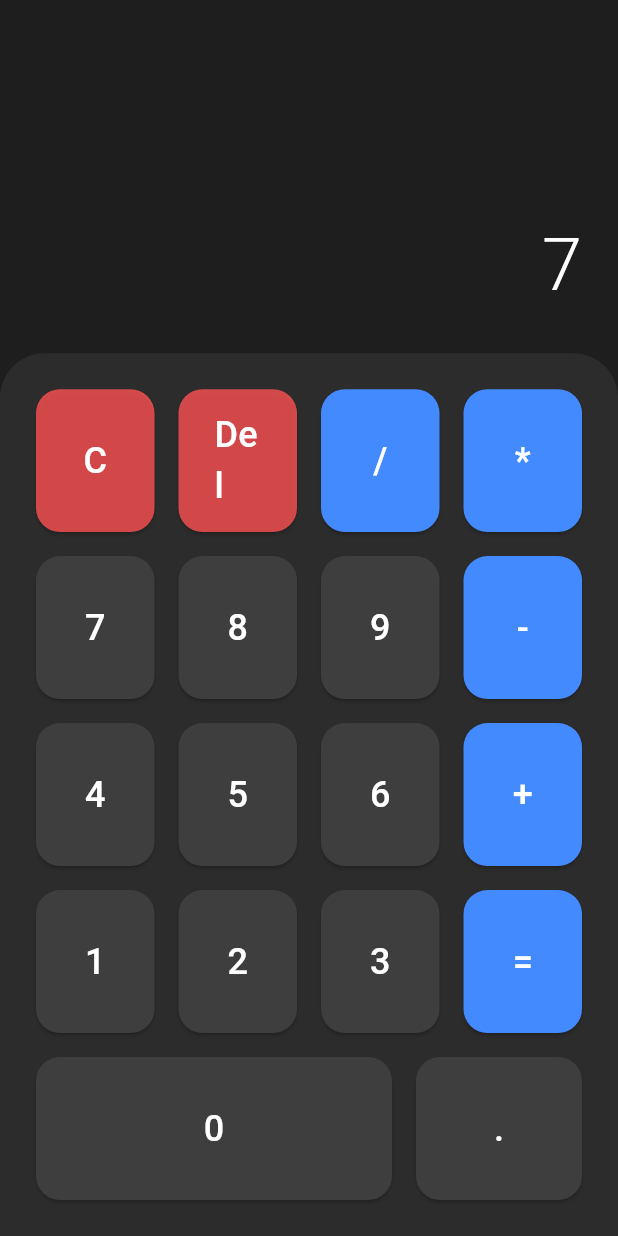
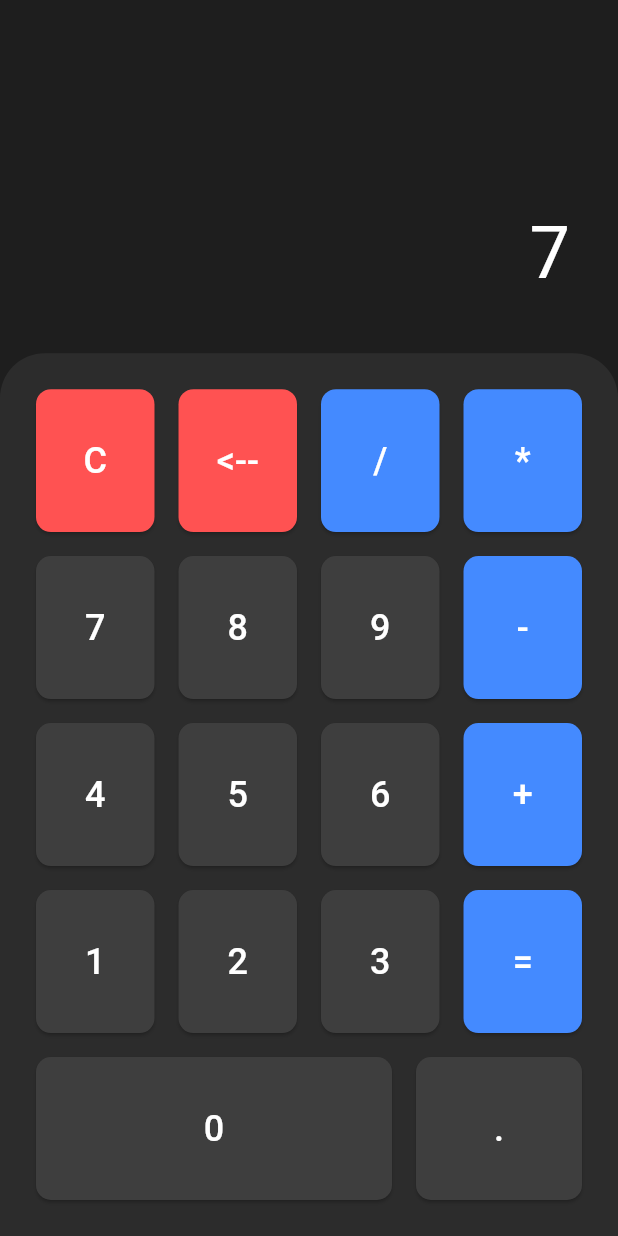
Before and after one commit to oEnzoRibas/mobile-development-course, a Flutter app: the screen it shows after launch, after a tap on an icon or button, on a phone screen of 412 x 824 dp. Run offline on Flutter 3.47's test engine with Material 3 defaults, Android fonts, the light colour scheme and no system bars.

Commit message:
change error display and documentation

```diff
--- a/Assingments/TP1_Calculator/dex_calculator/lib/features/ui/pages/calculator_page.dart
+++ b/Assingments/TP1_Calculator/dex_calculator/lib/features/ui/pages/calculator_page.dart
@@ -11,9 +11,10 @@ class CalculatorPage extends StatefulWidget {
 }
 
 class _CalculatorPageState extends State<CalculatorPage> {
-  // Injeção manual simples. Em projetos grandes, usaríamos GetIt ou Provider.
+  // Injeção manual simples.
   final CalculatorController _controller = CalculatorController();
 
+  // Destructor para liberar recursos do controller quando a página for descartada. Isso evita vazamentos de memória.
   @override
   void dispose() {
     _controller.dispose();
@@ -23,7 +24,7 @@ class _CalculatorPageState extends State<CalculatorPage> {
   void _handleButtonTap(String label) {
     if (label == 'C') {
       _controller.clear();
-    } else if (label == 'Del') {
+    } else if (label == '<--') {
       _controller.deleteLast();
     } else if (label == '=') {
       _controller.calculateResult();
@@ -63,7 +64,7 @@ class _CalculatorPageState extends State<CalculatorPage> {
                 ),
                 child: Column(
                   children: [
-                    _buildButtonRow(['C', 'Del', '/', '*']),
+                    _buildButtonRow(['C', '<--', '/', '*']),
                     _buildButtonRow(['7', '8', '9', '-']),
                     _buildButtonRow(['4', '5', '6', '+']),
                     _buildButtonRow(['1', '2', '3', '=']),
@@ -78,6 +79,7 @@ class _CalculatorPageState extends State<CalculatorPage> {
     );
   }
 
+  /// Constrói uma linha de botões a partir de uma lista de rótulos. O botão '0' ocupa o dobro do espaço.
   Widget _buildButtonRow(List<String> labels) {
     return Expanded(
       child: Row(
--- a/Assingments/TP1_Calculator/dex_calculator/lib/features/ui/widgets/display_panel.dart
+++ b/Assingments/TP1_Calculator/dex_calculator/lib/features/ui/widgets/display_panel.dart
@@ -14,12 +14,12 @@ class DisplayPanel extends StatelessWidget {
   Widget build(BuildContext context) {
     return Container(
       alignment: Alignment.bottomRight,
-      padding: const EdgeInsets.all(24.0),
+      padding: const EdgeInsets.all(32.0),
       child: Text(
         content,
         style: TextStyle(
-          fontSize: 48,
-          fontWeight: FontWeight.w300,
+          fontSize: isError ? 17 : 48,
+          fontWeight: FontWeight.w400,
           color: isError ? Theme.of(context).colorScheme.error : Colors.white,
         ),
       ),
--- a/Assingments/TP1_Calculator/dex_calculator/lib/features/ui/widgets/keypad_button.dart
+++ b/Assingments/TP1_Calculator/dex_calculator/lib/features/ui/widgets/keypad_button.dart
@@ -13,17 +13,17 @@ class KeypadButton extends StatelessWidget {
   @override
   Widget build(BuildContext context) {
     final isOperator = ['/', '*', '-', '+', '='].contains(label);
-    final isAction = ['C', 'Del'].contains(label);
+    final isAction = ['C', '<--'].contains(label);
 
     Color bgColor = const Color(0xFF3E3E3E);
     if (isOperator) bgColor = Theme.of(context).colorScheme.primary;
-    if (isAction) bgColor = Theme.of(context).colorScheme.error.withOpacity(0.8);
+    if (isAction) bgColor = Theme.of(context).colorScheme.error.withValues(alpha: 1);
 
     return ElevatedButton(
       style: ElevatedButton.styleFrom(
         backgroundColor: bgColor,
         shape: RoundedRectangleBorder(
-          borderRadius: BorderRadius.circular(16),
+          borderRadius: BorderRadius.circular(10),
         ),
       ),
       onPressed: onTap,
```
